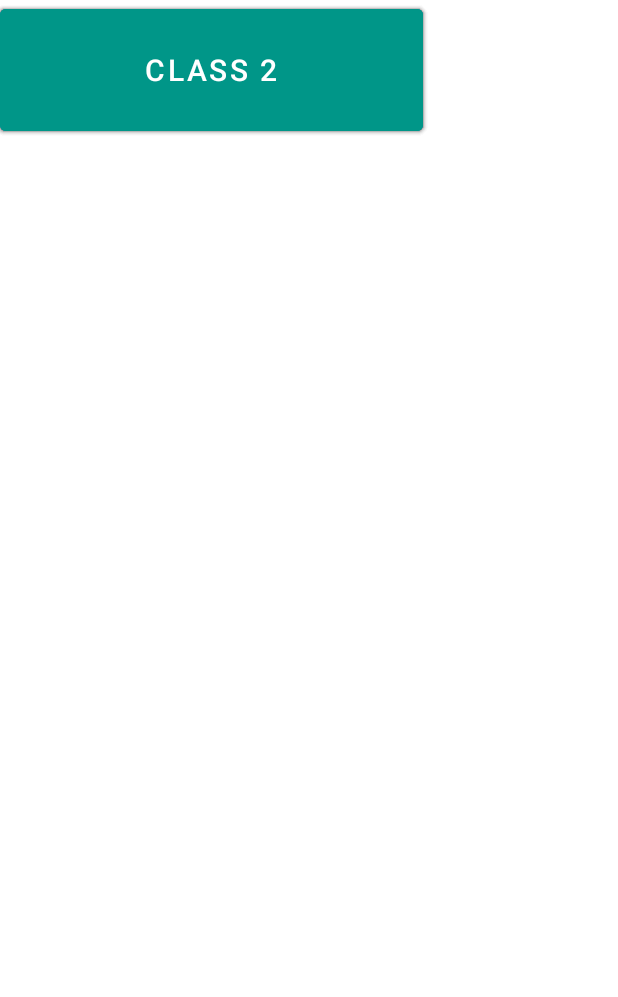
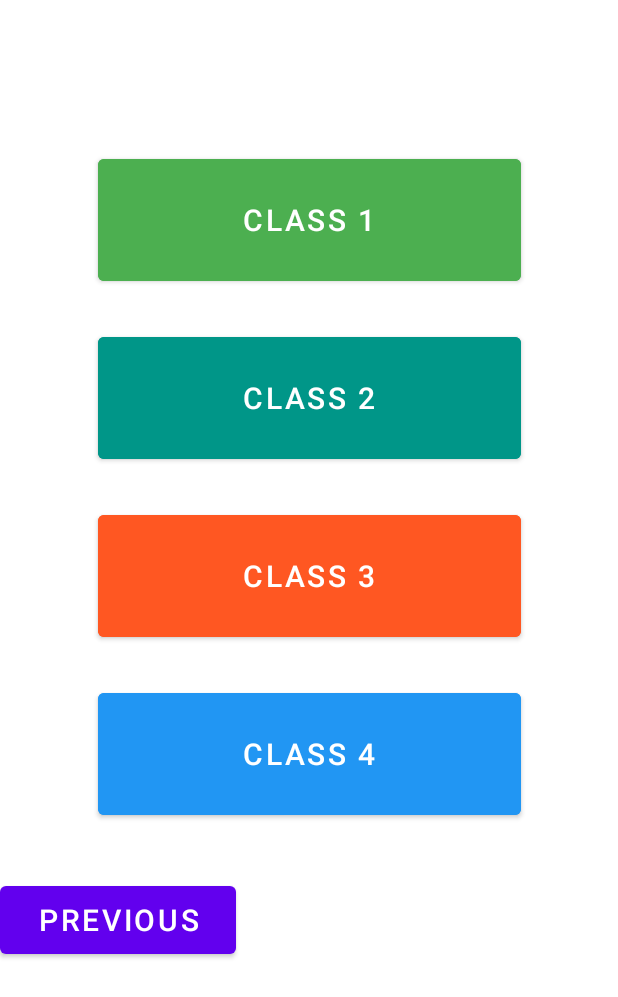
Before and after one commit to notrikhil/Congressional-App-Challenge, an Android app: the layout student.xml on its own in the app's theme, with its tools: preview values and no code run, on a phone screen of 412 x 824 dp. Shown: the top 997 px of the screen. Run offline under Robolectric (Android 15) with nearby library versions, the phone set to English and light mode, and no system bars.

Commit message:
Update student.xml

```diff
--- a/src/app/src/main/res/layout/student.xml
+++ b/src/app/src/main/res/layout/student.xml
@@ -10,11 +10,14 @@
         android:id="@+id/button"
         android:layout_width="282dp"
         android:layout_height="93dp"
+        android:layout_marginTop="100dp"
         android:backgroundTint="#4CAF50"
         android:text="Class 1"
         android:textSize="20sp"
-        tools:layout_editor_absoluteX="64dp"
-        tools:layout_editor_absoluteY="130dp" />
+        app:layout_constraintBottom_toTopOf="@+id/button2"
+        app:layout_constraintEnd_toEndOf="parent"
+        app:layout_constraintStart_toStartOf="parent"
+        app:layout_constraintTop_toTopOf="parent" />
 
     <TextView
         android:id="@+id/textview_second"
@@ -30,31 +33,48 @@
         android:id="@+id/button5"
         android:layout_width="282dp"
         android:layout_height="93dp"
+        android:layout_marginTop="25dp"
         android:backgroundTint="#FF5722"
         android:text="Class 3"
         android:textSize="20sp"
-        tools:layout_editor_absoluteX="64dp"
-        tools:layout_editor_absoluteY="361dp" />
+        app:layout_constraintEnd_toEndOf="parent"
+        app:layout_constraintHorizontal_bias="0.503"
+        app:layout_constraintStart_toStartOf="parent"
+        app:layout_constraintTop_toBottomOf="@+id/button2" />
 
     <Button
         android:id="@+id/button3"
         android:layout_width="282dp"
         android:layout_height="93dp"
+        android:layout_marginTop="25dp"
         android:backgroundTint="#2196F3"
         android:text="Class 4"
         android:textSize="20sp"
-        tools:layout_editor_absoluteX="64dp"
-        tools:layout_editor_absoluteY="482dp" />
+        app:layout_constraintEnd_toEndOf="parent"
+        app:layout_constraintStart_toStartOf="parent"
+        app:layout_constraintTop_toBottomOf="@+id/button5" />
 
     <Button
         android:id="@+id/button2"
         android:layout_width="282dp"
         android:layout_height="93dp"
+        android:layout_marginTop="25dp"
         android:backgroundTint="#009688"
         android:text="Class 2"
         android:textSize="20sp"
-        tools:layout_editor_absoluteX="64dp"
-        tools:layout_editor_absoluteY="249dp" />
+        app:layout_constraintEnd_toEndOf="parent"
+        app:layout_constraintStart_toStartOf="parent"
+        app:layout_constraintTop_toBottomOf="@+id/button" />
+
+    <Button
+        android:id="@+id/button6"
+        android:layout_width="157dp"
+        android:layout_height="57dp"
+        android:layout_marginTop="35dp"
+        android:text="Previous"
+        android:textSize="20sp"
+        app:layout_constraintTop_toBottomOf="@+id/button3"
+        tools:layout_editor_absoluteX="127dp" />
 
 
 </androidx.constraintlayout.widget.ConstraintLayout>
```
